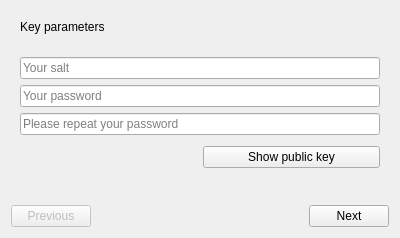
Before: the Qt Designer form res/ui/account_cfg.ui in duniter/sakia, drawn with Qt 5.
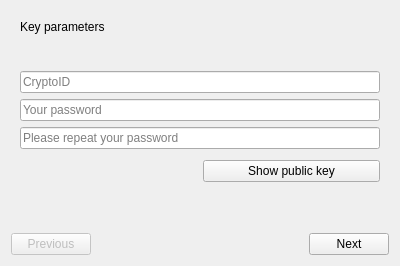
After: the same form once the commit is applied. The open tabs and pages were chosen to show the change.

What changed in the file:
```diff
--- a/res/ui/account_cfg.ui
+++ b/res/ui/account_cfg.ui
@@ -7,7 +7,7 @@
     <x>0</x>
     <y>0</y>
     <width>400</width>
-    <height>238</height>
+    <height>266</height>
    </rect>
   </property>
   <property name="windowTitle">
@@ -163,8 +163,11 @@
            </item>
            <item>
             <widget class="QLineEdit" name="edit_salt">
+             <property name="text">
+              <string/>
+             </property>
              <property name="placeholderText">
-              <string>Your salt</string>
+              <string>CryptoID</string>
              </property>
             </widget>
            </item>
```
Left out of the diff: 2 changed lines with no effect on the pictures.
